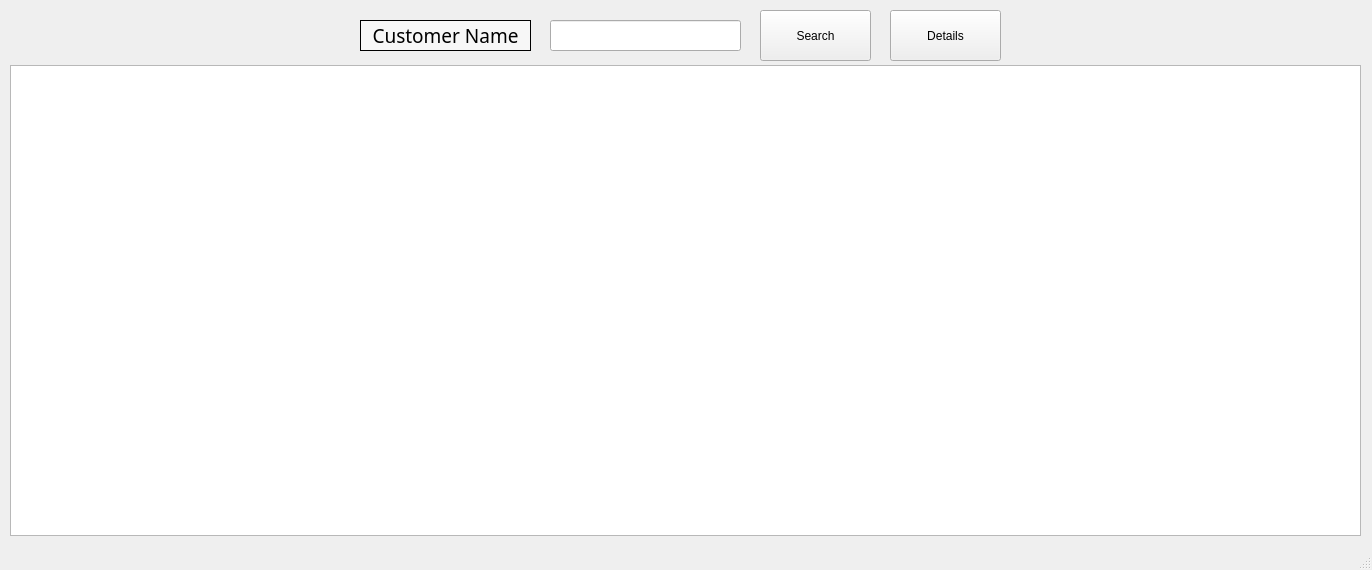
This is app/src/pages/search/loan.ui in DY-Microfinance-Customer-Management/dymf-algorithm as Qt 5 draws it before an edit. The edited form follows.
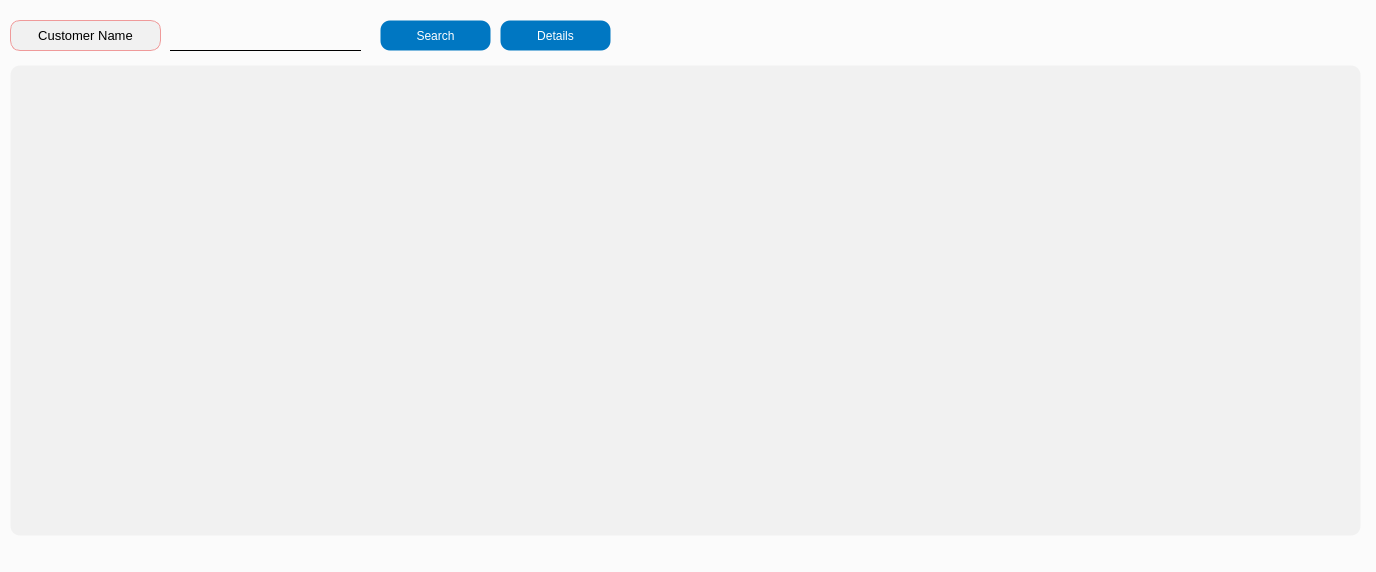
This is the edited form.

```diff
--- a/app/src/pages/search/loan.ui
+++ b/app/src/pages/search/loan.ui
@@ -6,23 +6,52 @@
    <rect>
     <x>0</x>
     <y>0</y>
-    <width>1372</width>
-    <height>570</height>
+    <width>1376</width>
+    <height>572</height>
    </rect>
   </property>
   <property name="windowTitle">
    <string>Loan Search</string>
   </property>
+  <property name="styleSheet">
+   <string notr="true">background-color: #fbfbfb;</string>
+  </property>
   <widget class="QWidget" name="centralwidget">
    <widget class="QPushButton" name="SearchButton">
     <property name="geometry">
      <rect>
-      <x>760</x>
-      <y>10</y>
+      <x>380</x>
+      <y>20</y>
       <width>111</width>
-      <height>51</height>
+      <height>31</height>
      </rect>
     </property>
+    <property name="styleSheet">
+     <string notr="true">QPushButton {
+    background-color: #0077c2;
+    color: white;
+    border: 1px solid transparent;
+    border-radius: 10px;
+    padding: 5px 10px;
+}
+
+QPushButton:hover {
+    border: 1px solid white;
+}
+
+QPushButton:pressed {
+    background-color: #005f9e;
+    padding-top: 6px;
+    padding-bottom: 4px;
+}
+
+QPushButton:disabled {
+    background-color: lightgray;
+    color: gray;
+    border: 1px solid gray;
+}
+</string>
+    </property>
     <property name="text">
      <string>Search</string>
     </property>
@@ -36,44 +65,47 @@
       <height>471</height>
      </rect>
     </property>
-   </widget>
-   <widget class="QLabel" name="label_16">
-    <property name="geometry">
-     <rect>
-      <x>360</x>
-      <y>20</y>
-      <width>171</width>
-      <height>31</height>
-     </rect>
-    </property>
-    <property name="font">
-     <font>
-      <family>Agency FB</family>
-      <pointsize>14</pointsize>
-     </font>
-    </property>
     <property name="styleSheet">
-     <string notr="true">background-color:rgb(247, 247, 247)</string>
-    </property>
-    <property name="frameShape">
-     <enum>QFrame::Box</enum>
-    </property>
-    <property name="text">
-     <string>Customer Name</string>
-    </property>
-    <property name="alignment">
-     <set>Qt::AlignCenter</set>
+     <string notr="true">background-color: #f1f1f1;
+border: 1px solid transparent;
+border-radius: 10px;</string>
     </property>
    </widget>
    <widget class="QPushButton" name="detailsButton">
     <property name="geometry">
      <rect>
-      <x>890</x>
-      <y>10</y>
+      <x>500</x>
+      <y>20</y>
       <width>111</width>
-      <height>51</height>
+      <height>31</height>
      </rect>
     </property>
+    <property name="styleSheet">
+     <string notr="true">QPushButton {
+    background-color: #0077c2;
+    color: white;
+    border: 1px solid transparent;
+    border-radius: 10px;
+    padding: 5px 10px;
+}
+
+QPushButton:hover {
+    border: 1px solid white;
+}
+
+QPushButton:pressed {
+    background-color: #005f9e;
+    padding-top: 6px;
+    padding-bottom: 4px;
+}
+
+QPushButton:disabled {
+    background-color: lightgray;
+    color: gray;
+    border: 1px solid gray;
+}
+</string>
+    </property>
     <property name="text">
      <string>Details</string>
     </property>
@@ -81,7 +113,7 @@
    <widget class="QLineEdit" name="CustomerName">
     <property name="geometry">
      <rect>
-      <x>550</x>
+      <x>170</x>
       <y>20</y>
       <width>191</width>
       <height>31</height>
@@ -91,6 +123,63 @@
      <font>
       <pointsize>12</pointsize>
      </font>
+    </property>
+    <property name="styleSheet">
+     <string notr="true">QLineEdit {
+    border: none;
+    border-bottom: 1px solid black;
+    background-color: transparent;
+    color: black;
+}
+
+QLineEdit:disabled {
+    border: none;
+    border-bottom: 1px solid lightgray;
+    background-color: lightgray;
+    color: lightgray;
+}
+</string>
+    </property>
+   </widget>
+   <widget class="QLabel" name="label_22">
+    <property name="geometry">
+     <rect>
+      <x>10</x>
+      <y>20</y>
+      <width>151</width>
+      <height>31</height>
+     </rect>
+    </property>
+    <property name="minimumSize">
+     <size>
+      <width>0</width>
+      <height>0</height>
+     </size>
+    </property>
+    <property name="maximumSize">
+     <size>
+      <width>16777215</width>
+      <height>16777215</height>
+     </size>
+    </property>
+    <property name="font">
+     <font>
+      <pointsize>10</pointsize>
+     </font>
+    </property>
+    <property name="styleSheet">
+     <string notr="true">background-color:rgb(241, 241, 241);
+border: 1px solid #ef9a9a;
+border-radius: 10px;</string>
+    </property>
+    <property name="frameShape">
+     <enum>QFrame::Box</enum>
+    </property>
+    <property name="text">
+     <string>Customer Name</string>
+    </property>
+    <property name="alignment">
+     <set>Qt::AlignCenter</set>
     </property>
    </widget>
   </widget>
```
